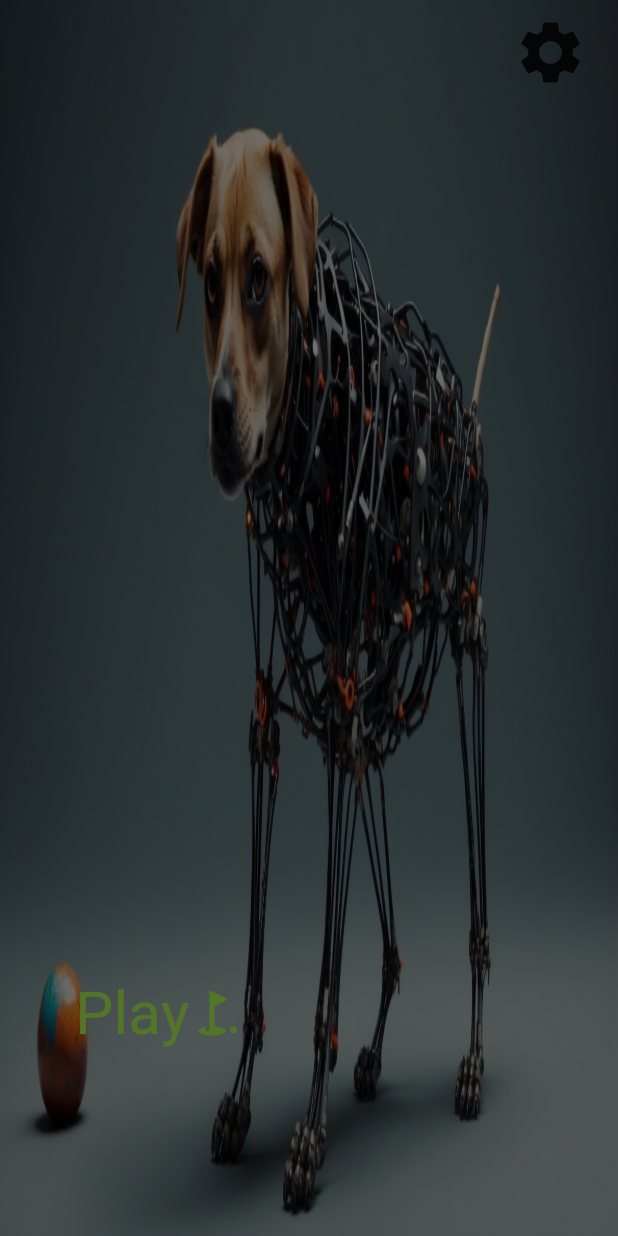
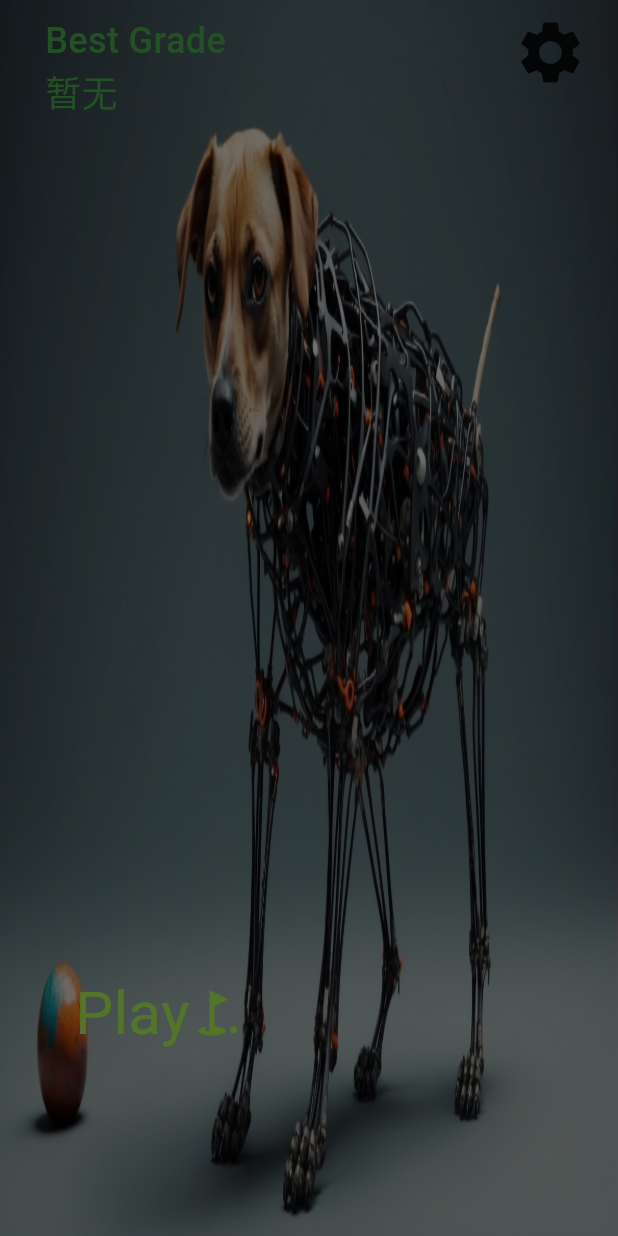
Before and after one commit to Jasper-Cheng/endless_dog, a Flutter app: the screen it shows after launch, after a tap on the "settings" icon, on a phone screen of 412 x 824 dp. Run offline on Flutter 3.47's test engine with Material 3 defaults, Android fonts, the phone set to English and light mode, and no system bars; our stand-ins replace go_router, shared_preferences; missing offline and left inert: flame.

Commit message:
add grade、time record

```diff
--- /dev/null
+++ b/lib/application_controller.dart
@@ -0,0 +1,34 @@
+import 'package:flutter/cupertino.dart';
+import 'package:shared_preferences/shared_preferences.dart';
+
+class ApplicationController extends ChangeNotifier{
+
+  SharedPreferences? prefs;
+
+  Future<bool> init() async {
+    prefs=await SharedPreferences.getInstance();
+    return true;
+  }
+
+  List<String>? getStartEndTimeGradeRecordList(){
+    return prefs?.getStringList("start_end_grade_record_list");
+  }
+
+  void addStartEndTimeGradeRecordItem(String time){
+    List<String>? tempList=getStartEndTimeGradeRecordList()??[];
+    tempList.add(time);
+    prefs?.setStringList("start_end_grade_record_list", tempList);
+    notifyListeners();
+  }
+
+  int? getBestGrade(){
+    return prefs?.getInt("best_grade");
+  }
+
+  void setBestGrade(int grade){
+    prefs?.setInt("best_grade",grade);
+    notifyListeners();
+  }
+
+
+}
--- a/lib/flame_game/home.dart
+++ b/lib/flame_game/home.dart
@@ -1,6 +1,8 @@
+import 'package:endless_dog/application_controller.dart';
 import 'package:flutter/cupertino.dart';
 import 'package:flutter/material.dart';
 import 'package:go_router/go_router.dart';
+import 'package:provider/provider.dart';
 
 import '../router.dart';
 
@@ -17,6 +19,8 @@ class _HomeState extends State<Home> {
 
   @override
   Widget build(BuildContext context) {
+    print(Provider.of<ApplicationController>(context).getBestGrade());
+    print(Provider.of<ApplicationController>(context).getStartEndTimeGradeRecordList());
     return Scaffold(
       body: SafeArea(
         child: Stack(
@@ -253,6 +257,44 @@ class _HomeState extends State<Home> {
                       });
                 },
               ),
+            ),
+            Positioned(
+              top: 10,
+              left: 30,
+              child: Column(
+                crossAxisAlignment: CrossAxisAlignment.start,
+                children: [
+                  const Text(
+                    "Best Grade",
+                    style: TextStyle(
+                      color: Colors.green,
+                      fontSize: 24,
+                      fontWeight: FontWeight.w500,
+                    ),
+                  ),
+                  Row(
+                    children: [
+                      Text(
+                        "${context.watch<ApplicationController>().getBestGrade()??"暂无"}",
+                        style: const TextStyle(
+                          color: Colors.green,
+                          fontSize: 24,
+                          fontWeight: FontWeight.w500,
+                        ),
+                      ),
+                      const SizedBox(width: 6,),
+                      Text(
+                        context.watch<ApplicationController>().getBestGrade()!=null?"s":"",
+                        style: const TextStyle(
+                          color: Colors.green,
+                          fontSize: 24,
+                          fontWeight: FontWeight.w500,
+                        ),
+                      ),
+                    ],
+                  ),
+                ],
+              ),
             )
           ],
         ),
--- a/lib/main.dart
+++ b/lib/main.dart
@@ -1,16 +1,22 @@
 import 'dart:async';
 
 import 'package:endless_dog/router.dart';
-import 'package:endless_dog/style/palette.dart';
 import 'package:flame/flame.dart';
 import 'package:flutter/material.dart';
 import 'package:provider/provider.dart';
+
+import 'application_controller.dart';
 
 Future<void> main() async {
   WidgetsFlutterBinding.ensureInitialized();
   await Flame.device.setLandscape();
   await Flame.device.fullScreen();
-  runApp(const MyApp());
+  runApp(MultiProvider(
+    providers: [
+      ChangeNotifierProvider(create: (context) => ApplicationController())
+    ],
+    child: const MyApp(),
+  ));
 }
 
 class MyApp extends StatelessWidget {
@@ -18,12 +24,10 @@ class MyApp extends StatelessWidget {
 
   @override
   Widget build(BuildContext context) {
-    return MultiProvider(
-      providers: [
-        Provider(create: (context) => Palette()),
-        // ChangeNotifierProvider(create: (context) => PlayerProgress()),
-      ],
-      child: Builder(builder: (context) {
+    return FutureBuilder<bool>(
+      future: Provider.of<ApplicationController>(context).init(),
+      builder: (BuildContext context, AsyncSnapshot<bool> snapshot){
+        if(snapshot.hasData){
           return MaterialApp.router(
             title: 'Endless Dog',
             theme: ThemeData(
@@ -31,7 +35,10 @@ class MyApp extends StatelessWidget {
             ),
             routerConfig: router,
           );
-      }),
+        }else{
+          return Container();
+        }
+      },
     );
   }
 }
--- a/pubspec.yaml
+++ b/pubspec.yaml
@@ -42,6 +42,7 @@ dependencies:
   logger: ^2.0.2
   go_router: ^11.1.4
   fluttertoast: ^8.2.4
+  shared_preferences: ^2.2.2
 
 dev_dependencies:
   flutter_test:
```
Also changed, not shown: lib/flame_game/endless_world.dart (+21 -1 lines), lib/flame_game/game_screen.dart (+5 -2 lines), pubspec.lock, 2 other files. Lines whose indentation alone changed are shown as unchanged.
